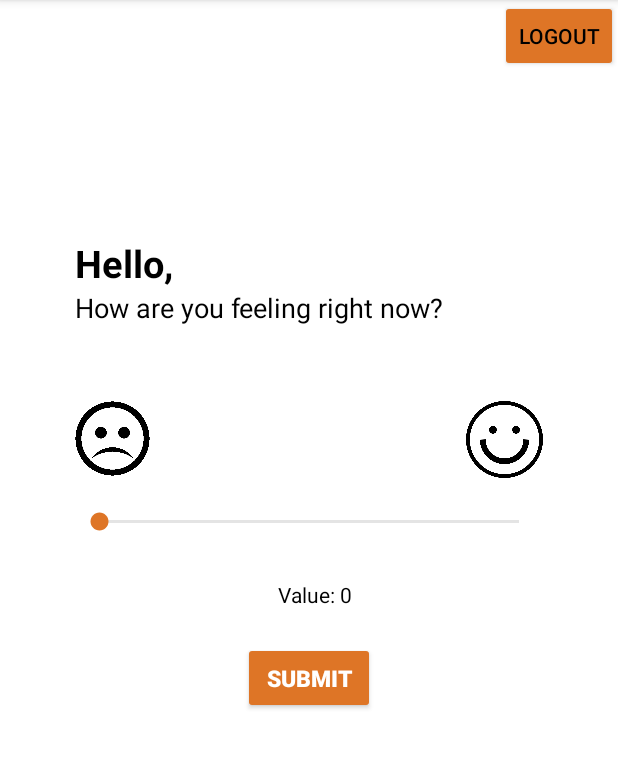
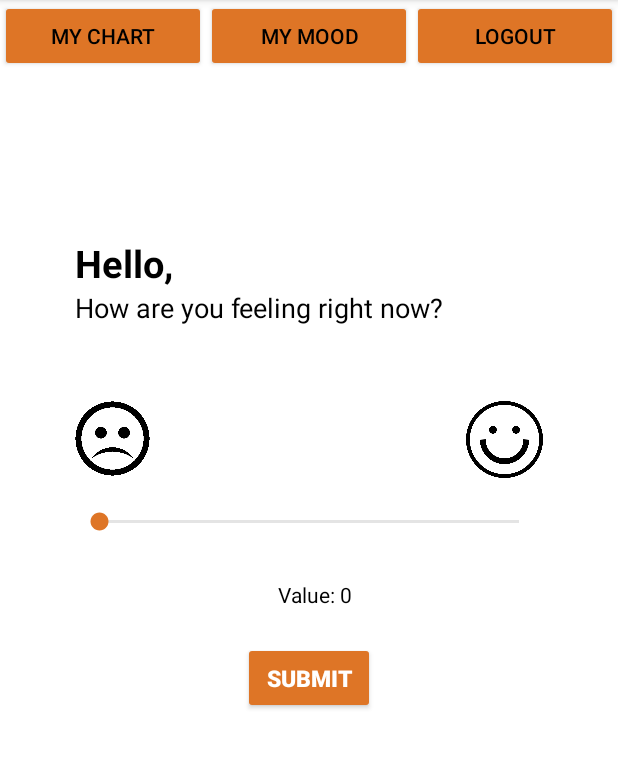
Before and after one commit to christineliu0318/IntellijSpeakBox, an Android app: the screen it shows after launch (MainActivity), on a phone screen of 412 x 824 dp, the part 84-853 px from its top. Run offline under Robolectric (Android 15) with nearby library versions, the phone set to English and light mode, and no system bars; libraries missing offline, so code that uses them is left out: com.firebase.client; 8 statements that could not run were skipped.

Commit message:
Chart display, changed fragment display, changed main display, fixed notifications

```diff
--- a/Speakbox/app/src/main/java/speakbox/ui/MainActivity.java
+++ b/Speakbox/app/src/main/java/speakbox/ui/MainActivity.java
@@ -3,13 +3,14 @@ package speakbox.ui;
 import android.app.Fragment;
 import android.content.Intent;
 import android.os.Bundle;
-
+import android.view.View;
 
 
 import com.example.SpeakBox.R;
 import com.firebase.client.AuthData;
 import com.firebase.client.Firebase;
 
+import speakbox.ui.fragments.ChartFragment;
 import speakbox.ui.fragments.QuestionDisplayFragment;
 import speakbox.ui.login.LoginActivity;
 
@@ -43,7 +44,18 @@ public class MainActivity extends BaseActivity {
 
     public void addFragment() {
         Fragment fg = QuestionDisplayFragment.newInstance();
-        getFragmentManager().beginTransaction().add(R.id.layout, fg).commit();
+        getFragmentManager().beginTransaction().replace(R.id.fragment_container, fg).commit();
     }
 
+    public void displayChart(View v){
+        Fragment fg = ChartFragment.newInstance();
+        getFragmentManager().beginTransaction().replace(R.id.fragment_container,fg).commit();
+    }
+
+    public void displayQuestion(View v){
+        Fragment fg = QuestionDisplayFragment.newInstance();
+        getFragmentManager().beginTransaction().replace(R.id.fragment_container,fg).commit();
+    }
+
+
 }
--- a/Speakbox/app/src/main/java/speakbox/ui/fragments/QuestionDisplayFragment.java
+++ b/Speakbox/app/src/main/java/speakbox/ui/fragments/QuestionDisplayFragment.java
@@ -107,7 +107,7 @@ public class QuestionDisplayFragment extends Fragment{
         Fragment newFragment = PendingQuestionFragment.newInstance();
         FragmentTransaction transaction = getFragmentManager().beginTransaction();
 
-        transaction.replace(R.id.layout, newFragment);
+        transaction.replace(R.id.fragment_container, newFragment);
         transaction.commit();
     }
 
--- a/Speakbox/app/src/main/java/speakbox/util/CheckRecentRun.java
+++ b/Speakbox/app/src/main/java/speakbox/util/CheckRecentRun.java
@@ -16,6 +16,7 @@ import android.util.Log;
 import com.example.SpeakBox.R;
 
 import speakbox.ui.BaseActivity;
+import speakbox.ui.MainActivity;
 
 public class CheckRecentRun extends Service {
 
@@ -66,7 +67,7 @@ public class CheckRecentRun extends Service {
 
     public void sendNotification() {
 
-        Intent mainIntent = new Intent(this, BaseActivity.class);
+        Intent mainIntent = new Intent(this, MainActivity.class);
         @SuppressWarnings("deprecation")
         Notification noti = new Notification.Builder(this)
                 .setAutoCancel(true)
--- a/Speakbox/app/src/main/res/layout/main.xml
+++ b/Speakbox/app/src/main/res/layout/main.xml
@@ -1,16 +1,71 @@
 <?xml version="1.0" encoding="utf-8"?>
-<LinearLayout xmlns:android="http://schemas.android.com/apk/res/android"
+<RelativeLayout xmlns:android="http://schemas.android.com/apk/res/android"
               android:layout_width="match_parent"
               android:layout_height="match_parent"
               android:id="@+id/layout"
+              >
+
+    <LinearLayout
+        android:layout_width="match_parent"
+        android:layout_height="wrap_content"
+        android:id="@+id/navigation"
+        android:orientation="horizontal">
+
+        <LinearLayout
+            android:layout_width="0dp"
+            android:layout_height="wrap_content"
+            android:layout_weight="1"
             android:orientation="vertical">
 
             <Button
                 style="?android:attr/buttonStyleSmall"
-        android:layout_width="wrap_content"
+                android:layout_weight="1"
+                android:layout_width="match_parent"
+                android:layout_height="wrap_content"
+                android:text="My Chart"
+                android:id="@+id/myChart"
+                android:onClick="displayChart" />
+        </LinearLayout>
+
+        <LinearLayout
+            android:layout_width="0dp"
+            android:layout_height="wrap_content"
+            android:layout_weight="1"
+            android:orientation="vertical">
+
+            <Button
+                style="?android:attr/buttonStyleSmall"
+                android:layout_weight="1"
+                android:layout_width="match_parent"
+                android:layout_height="wrap_content"
+                android:text="My Mood"
+                android:id="@+id/question"
+                android:onClick="displayQuestion" />
+        </LinearLayout>
+
+        <LinearLayout
+            android:layout_width="0dp"
+            android:layout_height="wrap_content"
+            android:layout_weight="1"
+            android:orientation="vertical">
+
+            <Button
+                style="?android:attr/buttonStyleSmall"
+                android:layout_weight="1"
+                android:layout_width="match_parent"
                 android:layout_height="wrap_content"
                 android:text="Logout"
                 android:id="@+id/logoutButton"
                 android:onClick="logout"
-        android:layout_gravity="right" />
+                />
+
         </LinearLayout>
+    </LinearLayout>
+
+    <FrameLayout xmlns:android="http://schemas.android.com/apk/res/android"
+        android:id="@+id/fragment_container"
+        android:layout_width="match_parent"
+        android:layout_below="@id/navigation"
+        android:layout_height="match_parent" />
+
+</RelativeLayout>
```
Also changed, not shown: Speakbox/app/src/main/java/speakbox/ui/Chart.java (deleted, +0 -132 lines), Speakbox/app/src/main/java/speakbox/ui/fragments/ChartFragment.java (added, +73 -0 lines), 1 other file. Lines whose indentation alone changed are shown as unchanged.
